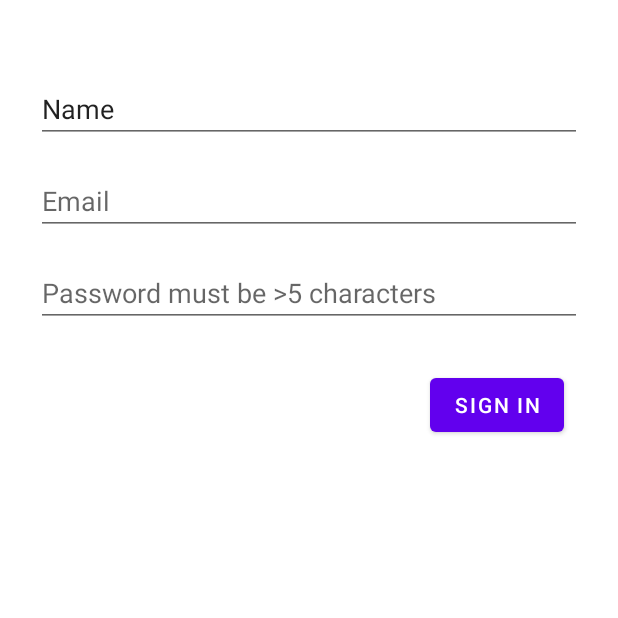
After one commit to MohamedBoukedir/Apollo_MobileApp, an Android app: the SignIn screen opened through its navigation route, on a phone screen of 412 x 824 dp, the top half of it. The commit adds this screen. Run offline under Robolectric (Android 15) with nearby library versions, the phone set to English and light mode, and no system bars; our stand-ins replace navigation-ui.

Commit message:
first commit

```diff
--- a/app/src/main/java/com/example/geto/MainActivity.kt
+++ b/app/src/main/java/com/example/geto/MainActivity.kt
@@ -2,9 +2,11 @@ package com.example.geto
 
 
 import android.os.Bundle
+import android.view.View
 import android.view.WindowManager
 import com.google.android.material.bottomnavigation.BottomNavigationView
 import androidx.appcompat.app.AppCompatActivity
+import androidx.navigation.NavDestination
 import androidx.navigation.findNavController
 import androidx.navigation.ui.AppBarConfiguration
 import androidx.navigation.ui.setupActionBarWithNavController
@@ -27,6 +29,14 @@ class MainActivity : AppCompatActivity() {
 
         navView.setupWithNavController(navController)
 
+        navController.addOnDestinationChangedListener { _, nd: NavDestination, _ ->
+            if (nd.id == R.id.loginFragment || nd.id ==R.id.signIn_fragment) {
+                navView.visibility = View.GONE
+            } else {
+                navView.visibility = View.VISIBLE
+            }
+        }
+
         supportActionBar?.hide()
     }
 }
--- /dev/null
+++ b/app/src/main/java/com/example/geto/ui/Signin/SignIn.kt
@@ -0,0 +1,72 @@
+package com.example.geto.ui.Signin
+
+import android.os.Bundle
+import androidx.fragment.app.Fragment
+import android.view.LayoutInflater
+import android.view.View
+import android.view.ViewGroup
+import android.widget.Button
+import androidx.navigation.Navigation
+import com.example.geto.R
+
+// TODO: Rename parameter arguments, choose names that match
+// the fragment initialization parameters, e.g. ARG_ITEM_NUMBER
+private const val ARG_PARAM1 = "param1"
+private const val ARG_PARAM2 = "param2"
+
+/**
+ * A simple [Fragment] subclass.
+ * Use the [SignIn.newInstance] factory method to
+ * create an instance of this fragment.
+ */
+class SignIn : Fragment() {
+    // TODO: Rename and change types of parameters
+    private var param1: String? = null
+    private var param2: String? = null
+
+    override fun onCreate(savedInstanceState: Bundle?) {
+        super.onCreate(savedInstanceState)
+        arguments?.let {
+            param1 = it.getString(ARG_PARAM1)
+            param2 = it.getString(ARG_PARAM2)
+        }
+    }
+
+    override fun onCreateView(
+        inflater: LayoutInflater, container: ViewGroup?,
+        savedInstanceState: Bundle?
+    ): View? {
+        // Inflate the layout for this fragment
+        val view= inflater.inflate(R.layout.fragment_sign_in, container, false)
+        val btn_signin=view.findViewById<Button>(R.id.btn_signIn)
+        btn_signin.setOnClickListener {
+            // to do implement authentication
+            val bundle = Bundle()
+            Navigation.findNavController(view).navigate(R.id.action_signIn_to_loginFragment, bundle)
+        }
+        return view
+
+    }
+
+
+
+    companion object {
+        /**
+         * Use this factory method to create a new instance of
+         * this fragment using the provided parameters.
+         *
+         * @param param1 Parameter 1.
+         * @param param2 Parameter 2.
+         * @return A new instance of fragment SignIn.
+         */
+        // TODO: Rename and change types and number of parameters
+        @JvmStatic
+        fun newInstance(param1: String, param2: String) =
+            SignIn().apply {
+                arguments = Bundle().apply {
+                    putString(ARG_PARAM1, param1)
+                    putString(ARG_PARAM2, param2)
+                }
+            }
+    }
+}
--- /dev/null
+++ b/app/src/main/java/com/example/geto/ui/login/LoginFragment.kt
@@ -0,0 +1,131 @@
+package com.example.geto.ui.login
+
+import androidx.lifecycle.Observer
+import androidx.lifecycle.ViewModelProvider
+import androidx.annotation.StringRes
+import androidx.fragment.app.Fragment
+import android.os.Bundle
+import android.text.Editable
+import android.text.TextWatcher
+import android.util.Log
+import android.view.LayoutInflater
+import android.view.View
+import android.view.ViewGroup
+import android.view.inputmethod.EditorInfo
+import android.widget.Button
+import android.widget.EditText
+import android.widget.ProgressBar
+import android.widget.Toast
+import androidx.navigation.Navigation
+import androidx.navigation.Navigation.findNavController
+import androidx.navigation.findNavController
+
+import com.example.geto.R
+import com.google.android.material.bottomnavigation.BottomNavigationView
+
+class LoginFragment : Fragment() {
+
+    private lateinit var loginViewModel: LoginViewModel
+
+    override fun onCreateView(
+        inflater: LayoutInflater,
+        container: ViewGroup?,
+        savedInstanceState: Bundle?
+    ): View? {
+        val view =inflater.inflate(R.layout.fragment_login, container, false)
+        val signButton=view.findViewById<Button>(R.id.btn_signin2)
+        signButton.setOnClickListener {
+            val bundle = Bundle()
+            Navigation.findNavController(view).navigate(R.id.action_loginFragment_to_signIn, bundle)
+        }
+
+        return view
+    }
+
+    override fun onViewCreated(view: View, savedInstanceState: Bundle?) {
+        super.onViewCreated(view, savedInstanceState)
+        loginViewModel = ViewModelProvider(this, LoginViewModelFactory())
+            .get(LoginViewModel::class.java)
+
+        val usernameEditText = view.findViewById<EditText>(R.id.username)
+        val passwordEditText = view.findViewById<EditText>(R.id.password)
+        val loginButton = view.findViewById<Button>(R.id.login)
+        val loadingProgressBar = view.findViewById<ProgressBar>(R.id.loading)
+
+        loginViewModel.loginFormState.observe(viewLifecycleOwner,
+            Observer { loginFormState ->
+                if (loginFormState == null) {
+                    return@Observer
+                }
+                loginButton.isEnabled = loginFormState.isDataValid
+                loginFormState.usernameError?.let {
+                    usernameEditText.error = getString(it)
+                }
+                loginFormState.passwordError?.let {
+                    passwordEditText.error = getString(it)
+                }
+            })
+
+        loginViewModel.loginResult.observe(viewLifecycleOwner,
+            Observer { loginResult ->
+                loginResult ?: return@Observer
+                loadingProgressBar.visibility = View.GONE
+                loginResult.error?.let {
+                    showLoginFailed(it)
+                }
+                loginResult.success?.let {
+                    updateUiWithUser(it)
+                }
+            })
+
+        val afterTextChangedListener = object : TextWatcher {
+            override fun beforeTextChanged(s: CharSequence, start: Int, count: Int, after: Int) {
+                // ignore
+            }
+
+            override fun onTextChanged(s: CharSequence, start: Int, before: Int, count: Int) {
+                // ignore
+            }
+
+            override fun afterTextChanged(s: Editable) {
+                loginViewModel.loginDataChanged(
+                    usernameEditText.text.toString(),
+                    passwordEditText.text.toString()
+                )
+            }
+        }
+        usernameEditText.addTextChangedListener(afterTextChangedListener)
+        passwordEditText.addTextChangedListener(afterTextChangedListener)
+        passwordEditText.setOnEditorActionListener { _, actionId, _ ->
+            if (actionId == EditorInfo.IME_ACTION_DONE) {
+                loginViewModel.login(
+                    usernameEditText.text.toString(),
+                    passwordEditText.text.toString()
+                )
+            }
+            false
+        }
+
+        loginButton.setOnClickListener {
+            loadingProgressBar.visibility = View.VISIBLE
+            loginViewModel.login(
+                usernameEditText.text.toString(),
+                passwordEditText.text.toString()
+            )
+            val bundle = Bundle()
+            Navigation.findNavController(view).navigate(R.id.action_loginFragment_to_navigation_home, bundle)
+        }
+    }
+
+    private fun updateUiWithUser(model: LoggedInUserView) {
+        val welcome = getString(R.string.welcome) + model.displayName
+        // TODO : initiate successful logged in experience
+        val appContext = context?.applicationContext ?: return
+        Toast.makeText(appContext, welcome, Toast.LENGTH_LONG).show()
+    }
+
+    private fun showLoginFailed(@StringRes errorString: Int) {
+        val appContext = context?.applicationContext ?: return
+        Toast.makeText(appContext, errorString, Toast.LENGTH_LONG).show()
+    }
+}
--- a/app/src/main/java/com/example/geto/ui/login/LoginViewModel.kt
+++ b/app/src/main/java/com/example/geto/ui/login/LoginViewModel.kt
@@ -41,7 +41,7 @@ class LoginViewModel(private val loginRepository: LoginRepository) : ViewModel()
 
     // A placeholder username validation check
     private fun isUserNameValid(username: String): Boolean {
-        return if (username.contains('@')) {
+        return if (username.contains("@")) {
             Patterns.EMAIL_ADDRESS.matcher(username).matches()
         } else {
             username.isNotBlank()
--- /dev/null
+++ b/app/src/main/res/layout/fragment_sign_in.xml
@@ -0,0 +1,67 @@
+<?xml version="1.0" encoding="utf-8"?>
+<FrameLayout xmlns:android="http://schemas.android.com/apk/res/android"
+    xmlns:app="http://schemas.android.com/apk/res-auto"
+    xmlns:tools="http://schemas.android.com/tools"
+    android:layout_width="match_parent"
+    android:layout_height="match_parent"
+    tools:context=".ui.Signin.SignIn">
+
+    <androidx.constraintlayout.widget.ConstraintLayout
+        android:layout_width="match_parent"
+        android:layout_height="match_parent">
+
+        <EditText
+            android:id="@+id/user_name"
+            android:layout_width="0dp"
+            android:layout_height="wrap_content"
+            android:layout_marginStart="24dp"
+            android:layout_marginTop="50dp"
+            android:layout_marginEnd="24dp"
+            android:ems="10"
+            android:inputType="textPersonName"
+            android:text="Name"
+            app:layout_constraintEnd_toEndOf="parent"
+            app:layout_constraintStart_toStartOf="parent"
+            app:layout_constraintTop_toTopOf="parent" />
+
+        <EditText
+            android:id="@+id/email"
+            android:layout_width="0dp"
+            android:layout_height="wrap_content"
+            android:layout_marginStart="24dp"
+            android:layout_marginTop="16dp"
+            android:layout_marginEnd="24dp"
+            android:ems="10"
+            android:hint="@string/prompt_email"
+            android:inputType="textEmailAddress"
+            app:layout_constraintEnd_toEndOf="parent"
+            app:layout_constraintStart_toStartOf="parent"
+            app:layout_constraintTop_toBottomOf="@+id/user_name" />
+
+        <EditText
+            android:id="@+id/user_password"
+            android:layout_width="0dp"
+            android:layout_height="wrap_content"
+            android:layout_marginStart="24dp"
+            android:layout_marginTop="16dp"
+            android:layout_marginEnd="24dp"
+            android:ems="10"
+            android:hint="@string/invalid_password"
+            android:inputType="textPassword"
+            app:layout_constraintEnd_toEndOf="parent"
+            app:layout_constraintStart_toStartOf="parent"
+            app:layout_constraintTop_toBottomOf="@+id/email" />
+
+        <Button
+            android:id="@+id/btn_signIn"
+            android:layout_width="wrap_content"
+            android:layout_height="wrap_content"
+            android:layout_marginStart="173dp"
+            android:layout_marginTop="28dp"
+            android:text="Sign in"
+            app:layout_constraintEnd_toEndOf="parent"
+            app:layout_constraintHorizontal_bias="0.758"
+            app:layout_constraintStart_toStartOf="parent"
+            app:layout_constraintTop_toBottomOf="@+id/user_password" />
+    </androidx.constraintlayout.widget.ConstraintLayout>
+</FrameLayout>
--- a/app/src/main/res/navigation/mobile_navigation.xml
+++ b/app/src/main/res/navigation/mobile_navigation.xml
@@ -3,7 +3,7 @@
     xmlns:app="http://schemas.android.com/apk/res-auto"
     xmlns:tools="http://schemas.android.com/tools"
     android:id="@+id/mobile_navigation"
-    app:startDestination="@+id/navigation_home">
+    app:startDestination="@+id/loginFragment">
     <fragment
         android:id="@+id/navigation_home"
         android:name="com.example.geto.ui.home.HomeFragment"
@@ -24,6 +24,9 @@
         <action
             android:id="@+id/action_projet_detaills_to_addparticipant"
             app:destination="@id/addparticipant" />
+        <argument
+            android:name="projet"
+            app:argType="com.example.geto.data.model.Project" />
     </fragment>
     <fragment
         android:id="@+id/settingsFragment"
@@ -47,6 +50,27 @@
             android:id="@+id/action_addparticipant_to_projet_detaills"
             app:destination="@id/projet_detaills" />
     </fragment>
+    <fragment
+        android:id="@+id/loginFragment"
+        android:name="com.example.geto.ui.login.LoginFragment"
+        android:label="fragment_login"
+        tools:layout="@layout/fragment_login" >
+        <action
+            android:id="@+id/action_loginFragment_to_navigation_home"
+            app:destination="@id/navigation_home" />
+        <action
+            android:id="@+id/action_loginFragment_to_signIn"
+            app:destination="@id/signIn_fragment" />
+    </fragment>
+    <fragment
+        android:id="@+id/signIn_fragment"
+        android:name="com.example.geto.ui.Signin.SignIn"
+        android:label="fragment_sign_in"
+        tools:layout="@layout/fragment_sign_in" >
+        <action
+            android:id="@+id/action_signIn_to_loginFragment"
+            app:destination="@id/loginFragment" />
+    </fragment>
 
 
 </navigation>
--- /dev/null
+++ b/app/src/main/res/values-round/strings.xml
@@ -0,0 +1,3 @@
+<resources>
+    <string name="hello_world">Hello Round World!</string>
+</resources>
--- a/app/src/main/res/values/strings.xml
+++ b/app/src/main/res/values/strings.xml
@@ -118,4 +118,10 @@
     <!-- TODO: Remove or change this placeholder text -->
     <string name="hello_blank_fragment">Hello blank fragment</string>
     <string name="title_activity_login">LoginActivity</string>
+    <string name="title_activity_sign_in">Sign_in</string>
+    <!--
+    This string is used for square devices and overridden by hello_world in
+    values-round/strings.xml for round devices.
+    -->
+    <string name="hello_world">Hello Square World!</string>
 </resources>
--- a/build.gradle
+++ b/build.gradle
@@ -8,6 +8,10 @@ buildscript {
     dependencies {
         classpath "com.android.tools.build:gradle:4.1.3"
         classpath "org.jetbrains.kotlin:kotlin-gradle-plugin:$kotlin_version"
+
+        classpath "androidx.navigation:navigation-safe-args-gradle-plugin:2.1.0"
+
+
 
         // NOTE: Do not place your application dependencies here; they belong
         // in the individual module build.gradle files
```
Also changed, not shown: app/build.gradle (+8 -0 lines), app/src/main/AndroidManifest.xml (+8 -1 lines), app/src/main/java/com/example/geto/data/model/Project.kt (+5 -2 lines), app/src/main/java/com/example/geto/data/model/User.kt (+6 -2 lines), app/src/main/java/com/example/geto/ui/login/LoginActivity.kt (deleted, +0 -129 lines), app/src/main/res/layout/fragment_login.xml (renamed from app/src/main/res/layout/activity_login.xml, +22 -10 lines), app/src/main/res/values/dimens.xml (+12 -0 lines).
